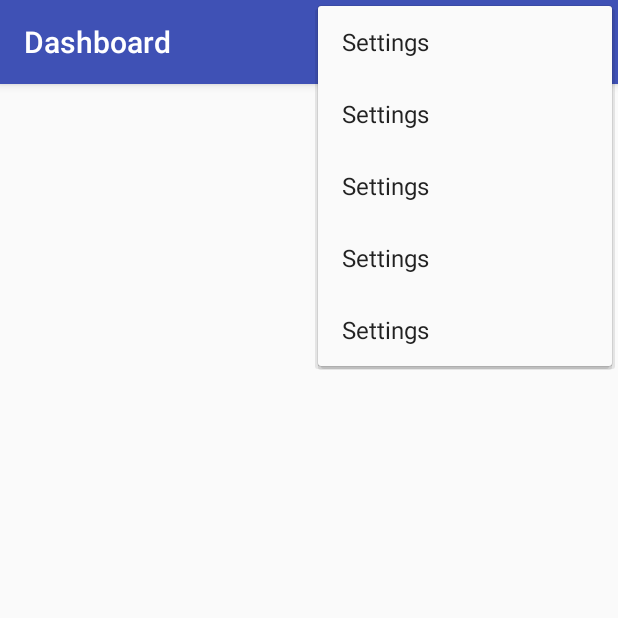
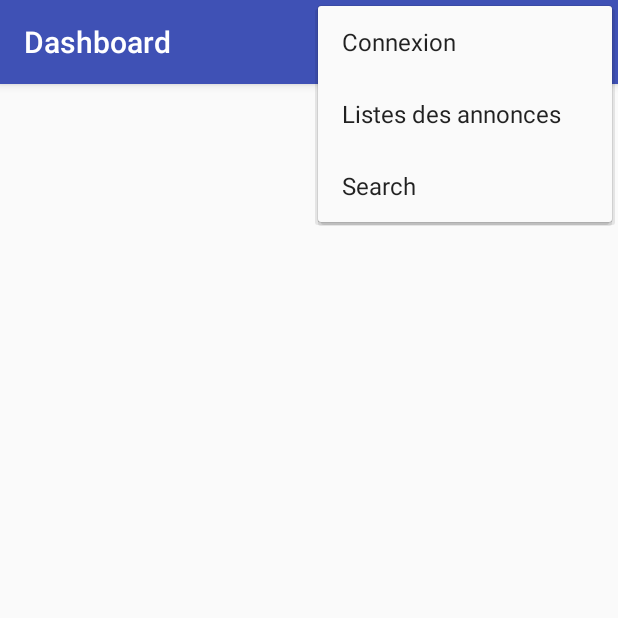
Before and after one commit to ynov-informatique-lyon-1621/android-project, an Android app: the screen it shows after launch (ActivityDashboard), with the options menu open, on a phone screen of 412 x 824 dp, the top half of it. Run offline under Robolectric (Android 15) with nearby library versions, the phone set to English and light mode, and no system bars; pictures from the network do not load; 3 statements that could not run were skipped.

Commit message:
SEARCH BUTTON

```diff
--- a/app/src/main/java/com/ynov/informatiqueb2/lesbonnesaffairesdebibi/controller/AuthorizationController.java
+++ b/app/src/main/java/com/ynov/informatiqueb2/lesbonnesaffairesdebibi/controller/AuthorizationController.java
@@ -32,7 +32,7 @@
         String contend;
         try {
             URL url = new URL("http://139.99.98.119:8080/findAnnonces?" +
-                    "email=" + strings[0] + "&mdp=" + strings[1]);
+                    "nomVendeur=" + strings[0] + "&mdp=" + strings[1]);
 
             httpUrlConnection = (HttpURLConnection) url.openConnection();
 
@@ -67,7 +67,7 @@
             weakActivity.get().startActivity(intent);
 
         } else {
-            Toast.makeText(weakActivity.get().getBaseContext(), "Votre login ou mot de passe ne correspond pas", Toast.LENGTH_LONG).show();
+            Toast.makeText(weakActivity.get().getBaseContext(), "Votre email ou mot de passe ne correspond pas", Toast.LENGTH_LONG).show();
         }
 
 
--- /dev/null
+++ b/app/src/main/res/drawable/ic_search_black_24dp.xml
@@ -0,0 +1,9 @@
+<vector xmlns:android="http://schemas.android.com/apk/res/android"
+        android:width="24dp"
+        android:height="24dp"
+        android:viewportWidth="24.0"
+        android:viewportHeight="24.0">
+    <path
+        android:fillColor="#FF000000"
+        android:pathData="M15.5,14h-0.79l-0.28,-0.27C15.41,12.59 16,11.11 16,9.5 16,5.91 13.09,3 9.5,3S3,5.91 3,9.5 5.91,16 9.5,16c1.61,0 3.09,-0.59 4.23,-1.57l0.27,0.28v0.79l5,4.99L20.49,19l-4.99,-5zM9.5,14C7.01,14 5,11.99 5,9.5S7.01,5 9.5,5 14,7.01 14,9.5 11.99,14 9.5,14z"/>
+</vector>
--- a/app/src/main/res/menu/menu_activity_dashboard.xml
+++ b/app/src/main/res/menu/menu_activity_dashboard.xml
@@ -3,31 +3,19 @@
     xmlns:tools="http://schemas.android.com/tools"
     tools:context="com.ynov.informatiqueb2.lesbonnesaffairesdebibi.app.ActivityDashboard">
     <item
-        android:id="@+id/action_settings"
-        android:orderInCategory="101"
-        android:title="@string/action_settings"
+        android:id="@+id/action_settings_connect"
+        android:orderInCategory="102"
+        android:title="@string/action_connect" />
+
+    <item
+        android:id="@+id/action_settings_list"
+        android:orderInCategory="103"
+        android:title="@string/action_list"
         app:showAsAction="never" />
     <item
-        android:id="@+id/action_settings_two"
-        android:orderInCategory="101"
-        android:title="@string/action_settings"
-        app:showAsAction="never" />
-
-    <item
-        android:id="@+id/action_settings_three"
-        android:orderInCategory="101"
-        android:title="@string/action_settings"
-        app:showAsAction="never" />
-
-    <item
-        android:id="@+id/action_settings_four"
-        android:orderInCategory="101"
-        android:title="@string/action_settings"
-        app:showAsAction="never" />
-
-    <item
-        android:id="@+id/action_settings_five"
-        android:orderInCategory="101"
-        android:title="@string/action_settings"
-        app:showAsAction="never" />
+        android:id="@+id/app_bar_search"
+        android:actionViewClass="android.widget.SearchView"
+        android:icon="@drawable/ic_search_black_24dp"
+        android:orderInCategory="104"
+        android:title="Search" />
 </menu>
--- a/app/src/main/res/values/strings.xml
+++ b/app/src/main/res/values/strings.xml
@@ -2,13 +2,17 @@
     <string name="app_name">Les Bonnes Affaires De Bibi</string>
     <string name="connexion_l_appilication_message_manager">Connexion à l\'appilication Message Manager</string>
     <string name="identifiant">Identifiant</string>
-    <string name="mot_de_passe">Mot de passe</string>
-    <string name="vider">Vider</string>
     <string name="valider">Valider</string>
-    <string name="se_souvenir_de_moi">Se souvenir de moi</string>
     <string name="title_activity_dashboard">ActivityDashboard</string>
     <string name="action_settings">Settings</string>
     <string name="section_format">Hello World from section: %1$d</string>
     <string name="todo">TODO</string>
     <string name="loading">loading</string>
+    <string name="action_connect">Connexion</string>
+    <string name="action_list">Listes des annonces</string>
+    <string name="envoyer">Envoyer</string>
+    <string name="se_souvenir_de_moi">Se souvenir de moi</string>
+    <string name="mot_de_passe">Mot de passe</string>
+    <string name="utilisateur">Utilisateur</string>
+    <string name="vider">Vider</string>
 </resources>
```
Also changed, not shown: app/src/main/java/com/ynov/informatiqueb2/lesbonnesaffairesdebibi/app/ActivityDashboard.java (+22 -0 lines), app/src/main/java/com/ynov/informatiqueb2/lesbonnesaffairesdebibi/app/ActivityForm.java (+6 -7 lines), app/src/main/res/layout/activity_form.xml (+15 -10 lines).
